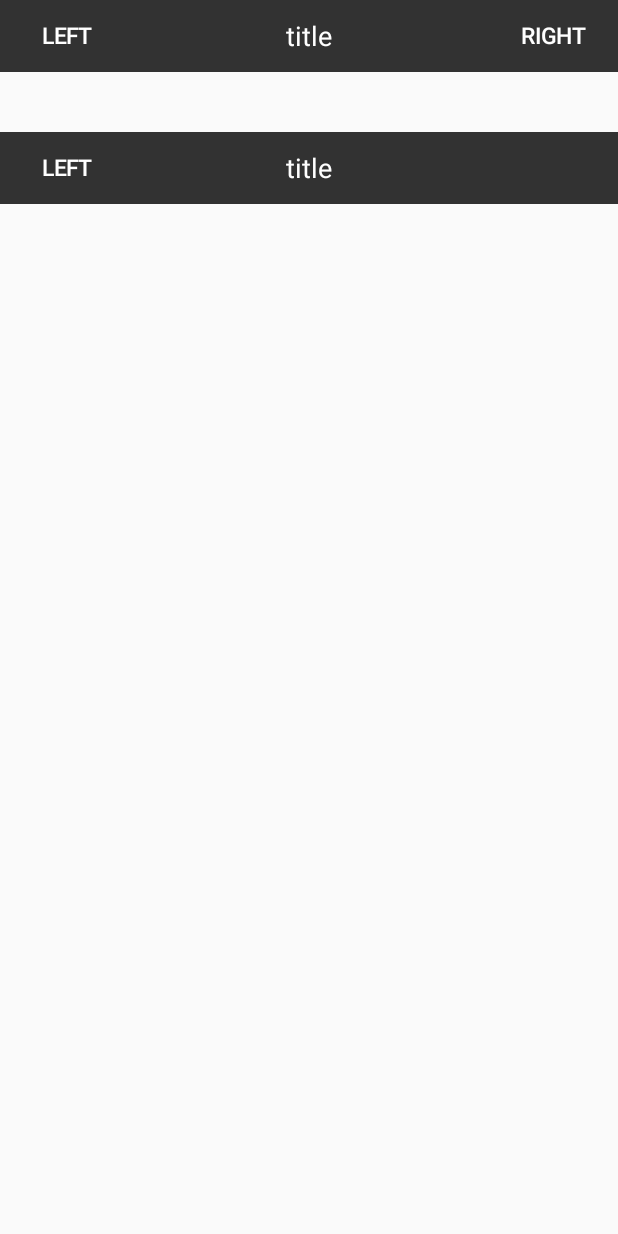
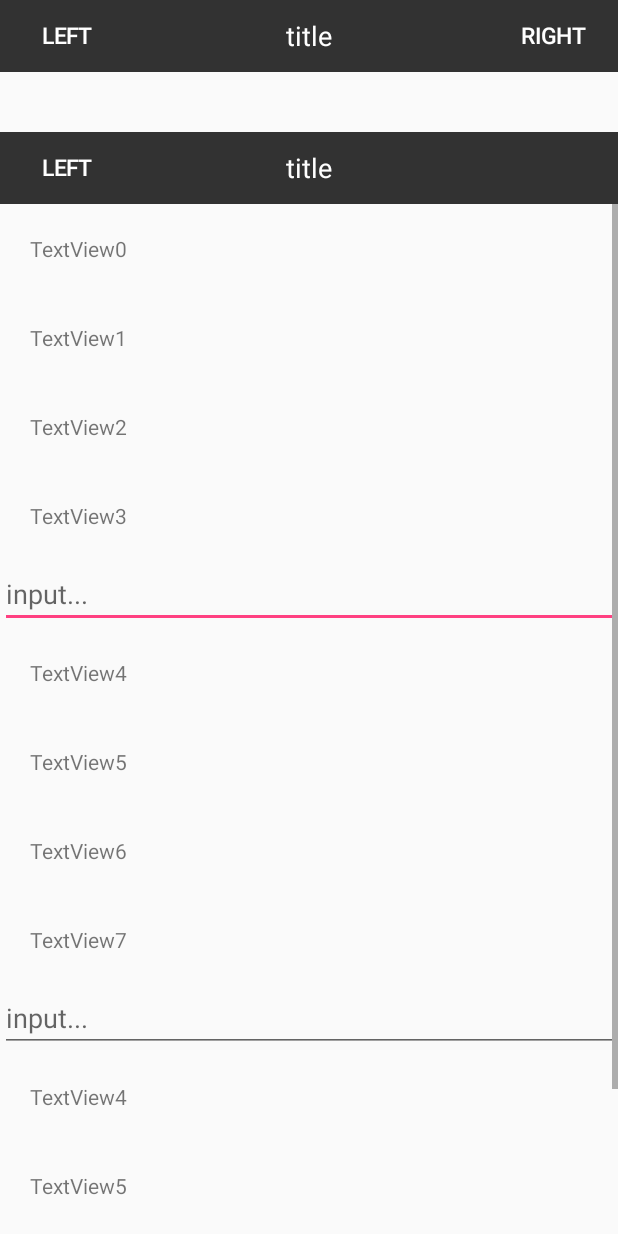
Before and after one commit to wpq2014/MyDemo, an Android app: the TopBarActivity screen opened directly, with no data from a screen before it, on a phone screen of 412 x 824 dp. Run offline under Robolectric (Android 15) with nearby library versions, the phone set to English and light mode, and no system bars.

Commit message:
解决ScrollView嵌套ViewPager上下左右滚动冲突； 触摸ScrollView弹回输入法键盘，针对ScrollView里有EditText的情况

```diff
--- a/app/src/main/res/layout/activity_topbar.xml
+++ b/app/src/main/res/layout/activity_topbar.xml
@@ -1,30 +1,121 @@
 <?xml version="1.0" encoding="utf-8"?>
 <LinearLayout xmlns:android="http://schemas.android.com/apk/res/android"
     xmlns:app="http://schemas.android.com/apk/res-auto"
-    android:orientation="vertical"
     android:layout_width="match_parent"
-    android:layout_height="match_parent">
+    android:layout_height="match_parent"
+    android:orientation="vertical">
 
     <com.demo.wpq.mydemo.customview.view.TopBar
         android:id="@+id/topbar0"
         android:layout_width="match_parent"
         android:layout_height="@dimen/topbar_height"
-        app:tTitle="@string/title_text"
+        app:tLeftBackground="@drawable/topbar_button_bg_selector"
         app:tLeftText="@string/left_text"
+        app:tRightBackground="@drawable/topbar_button_bg_selector"
         app:tRightText="@string/right_text"
-        app:tLeftBackground="@drawable/topbar_button_bg_selector"
-        app:tRightBackground="@drawable/topbar_button_bg_selector"
-        />
+        app:tTitle="@string/title_text" />
 
     <com.demo.wpq.mydemo.customview.view.TopBar
         android:id="@+id/topbar1"
         android:layout_width="match_parent"
         android:layout_height="@dimen/topbar_height"
-        app:tTitle="@string/title_text"
+        android:layout_marginTop="40dp"
+        app:tLeftBackground="@drawable/topbar_button_bg_selector"
         app:tLeftText="@string/left_text"
         app:tRightText="@string/right_text"
-        app:tLeftBackground="@drawable/topbar_button_bg_selector"
         app:tRightVisible="false"
-        android:layout_marginTop="40dp"
-        />
+        app:tTitle="@string/title_text" />
+
+    <com.demo.wpq.mydemo.customview.view.MScrollView
+        android:layout_width="match_parent"
+        android:layout_height="match_parent">
+
+        <LinearLayout
+            android:layout_width="match_parent"
+            android:layout_height="match_parent"
+            android:orientation="vertical">
+
+
+            <TextView
+                android:layout_width="wrap_content"
+                android:layout_height="wrap_content"
+                android:padding="20dp"
+                android:text="TextView0" />
+
+            <TextView
+                android:layout_width="wrap_content"
+                android:layout_height="wrap_content"
+                android:padding="20dp"
+                android:text="TextView1" />
+
+            <TextView
+                android:layout_width="wrap_content"
+                android:layout_height="wrap_content"
+                android:padding="20dp"
+                android:text="TextView2" />
+
+            <TextView
+                android:layout_width="wrap_content"
+                android:layout_height="wrap_content"
+                android:padding="20dp"
+                android:text="TextView3" />
+
+            <EditText
+                android:layout_width="match_parent"
+                android:layout_height="wrap_content"
+                android:hint="input..." />
+
+            <TextView
+                android:layout_width="wrap_content"
+                android:layout_height="wrap_content"
+                android:padding="20dp"
+                android:text="TextView4" />
+
+            <TextView
+                android:layout_width="wrap_content"
+                android:layout_height="wrap_content"
+                android:padding="20dp"
+                android:text="TextView5" />
+
+            <TextView
+                android:layout_width="wrap_content"
+                android:layout_height="wrap_content"
+                android:padding="20dp"
+                android:text="TextView6" />
+
+            <TextView
+                android:layout_width="wrap_content"
+                android:layout_height="wrap_content"
+                android:padding="20dp"
+                android:text="TextView7" />
+            <EditText
+                android:layout_width="match_parent"
+                android:layout_height="wrap_content"
+                android:hint="input..." />
+
+            <TextView
+                android:layout_width="wrap_content"
+                android:layout_height="wrap_content"
+                android:padding="20dp"
+                android:text="TextView4" />
+
+            <TextView
+                android:layout_width="wrap_content"
+                android:layout_height="wrap_content"
+                android:padding="20dp"
+                android:text="TextView5" />
+
+            <TextView
+                android:layout_width="wrap_content"
+                android:layout_height="wrap_content"
+                android:padding="20dp"
+                android:text="TextView6" />
+
+            <TextView
+                android:layout_width="wrap_content"
+                android:layout_height="wrap_content"
+                android:padding="20dp"
+                android:text="TextView7" />
+        </LinearLayout>
+    </com.demo.wpq.mydemo.customview.view.MScrollView>
 </LinearLayout>
```
Also changed, not shown: app/src/main/java/com/demo/wpq/mydemo/customview/view/MScrollView.java (added, +63 -0 lines), app/src/main/java/com/demo/wpq/mydemo/utils/KeyboardUtil.java (added, +86 -0 lines).
